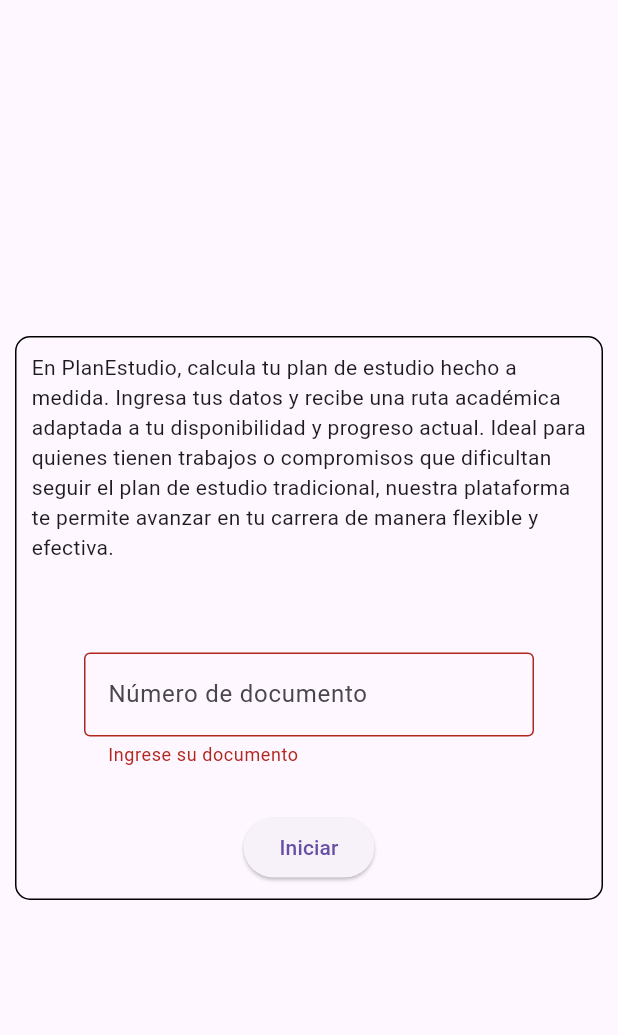
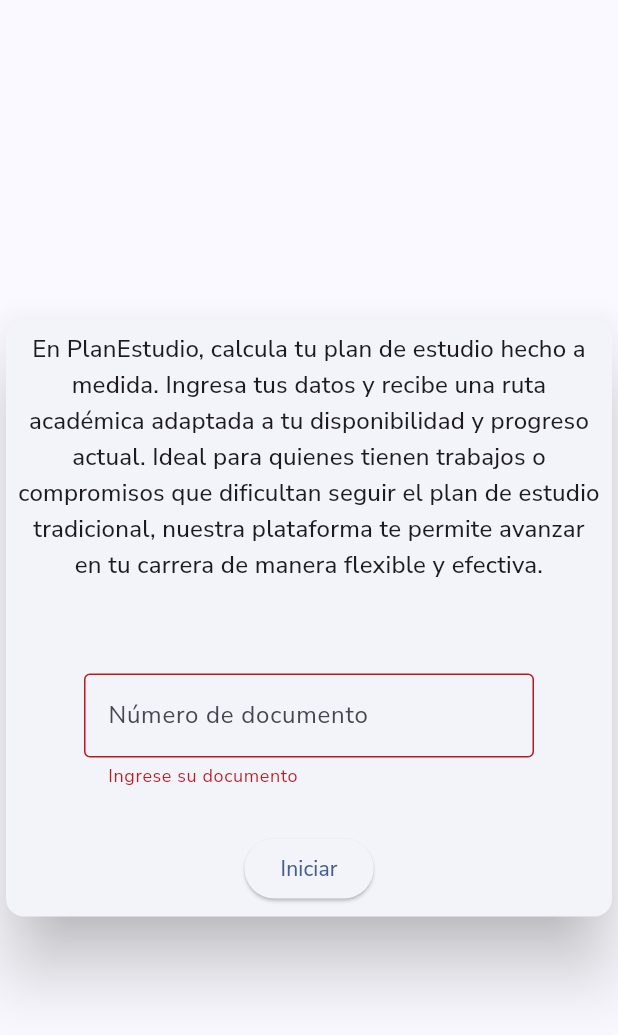
Before and after one commit to Jhonatan-calle/plan_estudio-flutter, a Flutter app: the screen it shows after launch, after a tap on "Iniciar", on a phone screen of 412 x 824 dp. Shown: the top 1035 px of the screen. Run offline on Flutter 3.47's test engine with Material 3 defaults, Android fonts, the light colour scheme and no system bars; our stand-ins replace cloud_firestore, firebase_core, google_fonts; accounts and stored records are empty; statements that could not run were skipped.

Commit message:
añadido de estilo y fuentes

```diff
--- a/lib/data/carrera.dart
+++ b/lib/data/carrera.dart
@@ -1,6 +1,5 @@
 import 'package:cloud_firestore/cloud_firestore.dart';
 import 'package:plan_estudio/data/materia.dart';
-import 'package:plan_estudio/data/usuario.dart';
 
 class Carrera {
   final String nombre;
--- a/lib/data/materia.dart
+++ b/lib/data/materia.dart
@@ -1,5 +1,3 @@
-import 'package:plan_estudio/data/usuario.dart';
-
 class Materia {
   final int horas;
   final int id;
--- a/lib/data/user_carrera.dart
+++ b/lib/data/user_carrera.dart
@@ -1,7 +1,6 @@
 import 'package:cloud_firestore/cloud_firestore.dart';
 import 'package:plan_estudio/data/carrera.dart';
 import 'package:plan_estudio/data/materia.dart';
-import 'package:plan_estudio/data/usuario.dart';
 
 class UserCarrera extends Carrera {
   int horasA;
--- a/lib/main.dart
+++ b/lib/main.dart
@@ -1,16 +1,24 @@
 import 'dart:core';
 import 'package:firebase_core/firebase_core.dart';
 import 'package:flutter/material.dart';
+import 'package:google_fonts/google_fonts.dart';
 import 'package:plan_estudio/utils/firebase_options.dart';
 import 'package:plan_estudio/screen/loggin.dart';
 
 void main() async {
+  WidgetsFlutterBinding.ensureInitialized();
   await Firebase.initializeApp(options: DefaultFirebaseOptions.currentPlatform);
 
   runApp(MaterialApp(
       debugShowCheckedModeBanner: false,
       title: 'Plan de estudio',
-      theme: ThemeData(),
-      home: Loggin(),
+      theme: ThemeData(
+        brightness: Brightness.light,
+        textTheme: GoogleFonts.nunitoSansTextTheme(),
+        colorScheme: ColorScheme.fromSeed(
+          seedColor: Colors.blueAccent,
+        ),
+      ),
+      home: const Loggin(),
     ));
 }
--- a/lib/screen/loggin.dart
+++ b/lib/screen/loggin.dart
@@ -1,43 +1,19 @@
 import 'package:flutter/material.dart';
-import 'package:plan_estudio/main.dart';
 import 'package:plan_estudio/screen/home.dart';
 import 'package:plan_estudio/screen/sing_up.dart';
 import 'package:plan_estudio/data/usuario.dart';
 import 'package:plan_estudio/screen/usuario_screen.dart';
+import 'package:plan_estudio/utils/info.dart';
 
-class Loggin extends StatelessWidget {
+class Loggin extends StatefulWidget {
   const Loggin({super.key});
+
   @override
-  Widget build(BuildContext context) {
-    return Scaffold(
-      body: Center(
-          child: Container(
-              decoration: BoxDecoration(border: Border.all(),borderRadius: BorderRadius.circular(10)),
-              padding: const EdgeInsets.all(10),
-              margin: const EdgeInsets.all(10),
-              child: const Column(
-                mainAxisAlignment: MainAxisAlignment.center,
-                mainAxisSize: MainAxisSize.min,
-                children: <Widget>[
-                  MyText(),
-                  SizedBox(height: 60),
-                  MyForm()
-              ],),
-            ),
-        ),
-    );
-  }
+  State<Loggin> createState() => _Loggin();
 }
 
-class MyForm extends StatefulWidget {
-  const MyForm({super.key});
-
-  @override
-  State<MyForm> createState() => _MyForm();
-}
-
-class  _MyForm extends State<MyForm>{
-  final TextEditingController _documentoController = TextEditingController();
+class _Loggin extends State<Loggin>{
+  late TextEditingController _documentoController;
   final GlobalKey<FormState> _formkey = GlobalKey<FormState>();
 
   @override
@@ -49,12 +25,29 @@
   @override
   void initState() {
     super.initState();
+    _documentoController = TextEditingController();
   }
-
 
   @override
   Widget build(BuildContext context) {
-    return ConstrainedBox (
+    return Scaffold(
+      body: Center(
+          child: Card(
+            elevation: 20,
+            child: Padding(
+              padding: const EdgeInsets.all(8.0),
+              child: Column(
+                mainAxisAlignment: MainAxisAlignment.center,
+                mainAxisSize: MainAxisSize.min,
+                children: <Widget>[
+                  ConstrainedBox (
+                    constraints: const BoxConstraints(maxWidth: 500),
+                    child: Text(descripcion,
+                    style: Theme.of(context).textTheme.titleMedium,
+                    textAlign: TextAlign.center,
+                    )),
+                  const SizedBox(height: 60),
+                  ConstrainedBox (
                     constraints: const BoxConstraints(maxWidth: 300),
                     child:Form(
                       key: _formkey,
@@ -98,27 +91,15 @@
                         ],
                       ),
                     )
+                  )
+              ],),
+            ),
+          ),
+        ),
     );
   }
 }
 
-
-class MyText extends StatelessWidget {
-  const MyText({
-    super.key,
-  });
-
-  @override
-  Widget build(BuildContext context) {
-    return ConstrainedBox (
-      constraints: const BoxConstraints(maxWidth: 500),
-      child:const  Text("En PlanEstudio, calcula tu plan de estudio hecho a medida."
-      " Ingresa tus datos y recibe una ruta académica adaptada a tu disponibilidad y "
-      "progreso actual. Ideal para quienes tienen trabajos o compromisos que dificultan "
-      "seguir el plan de estudio tradicional, nuestra plataforma te permite avanzar en"
-      " tu carrera de manera flexible y efectiva."));
-  }
-}
 
 
 class UserLogic extends StatelessWidget {
@@ -159,7 +140,7 @@
           } else {
             bool exists = snapshot.data ?? false;
             if (!exists) {
-              return SingUpScreen(documento: documento);
+              return SingUp(documento: documento);
             } else {
               return ScreenController();
             }
@@ -194,7 +175,6 @@
           appBar: AppBar(
             leading: const Icon(Icons.accessibility_new),
             title: const Text('Tus estudios'),
-
           ),
           body: TabBarView(
             controller: _tabController,
--- a/lib/screen/sing_up.dart
+++ b/lib/screen/sing_up.dart
@@ -4,8 +4,8 @@
 import 'package:plan_estudio/data/usuario.dart';
 import 'package:plan_estudio/screen/loggin.dart';
 
-class SingUpScreen extends StatelessWidget{
-  const SingUpScreen({super.key, required this.documento});
+class SingUp extends StatelessWidget{
+  const SingUp({super.key, required this.documento});
   final String documento;
   @override
   Widget build(BuildContext context) {
--- /dev/null
+++ b/lib/utils/info.dart
@@ -0,0 +1 @@
+const String descripcion = "En PlanEstudio, calcula tu plan de estudio hecho a medida. Ingresa tus datos y recibe una ruta académica adaptada a tu disponibilidad y progreso actual. Ideal para quienes tienen trabajos o compromisos que dificultan seguir el plan de estudio tradicional, nuestra plataforma te permite avanzar en tu carrera de manera flexible y efectiva.";
--- a/pubspec.yaml
+++ b/pubspec.yaml
@@ -1,5 +1,4 @@
 name: plan_estudio
-description: "A new Flutter project."
 # The following line prevents the package from being accidentally published to
 # pub.dev using `flutter pub publish`. This is preferred for private packages.
 publish_to: 'none' # Remove this line if you wish to publish to pub.dev
@@ -28,6 +27,7 @@
 # the latest version available on pub.dev. To see which dependencies have newer
 # versions available, run `flutter pub outdated`.
 dependencies:
+  google_fonts: ^6.2.1
   flutter:
     sdk: flutter
 
```
Also changed, not shown: lib/screen/home.dart (+27 -33 lines), pubspec.lock, 1 other file. Lines whose indentation alone changed are shown as unchanged.
